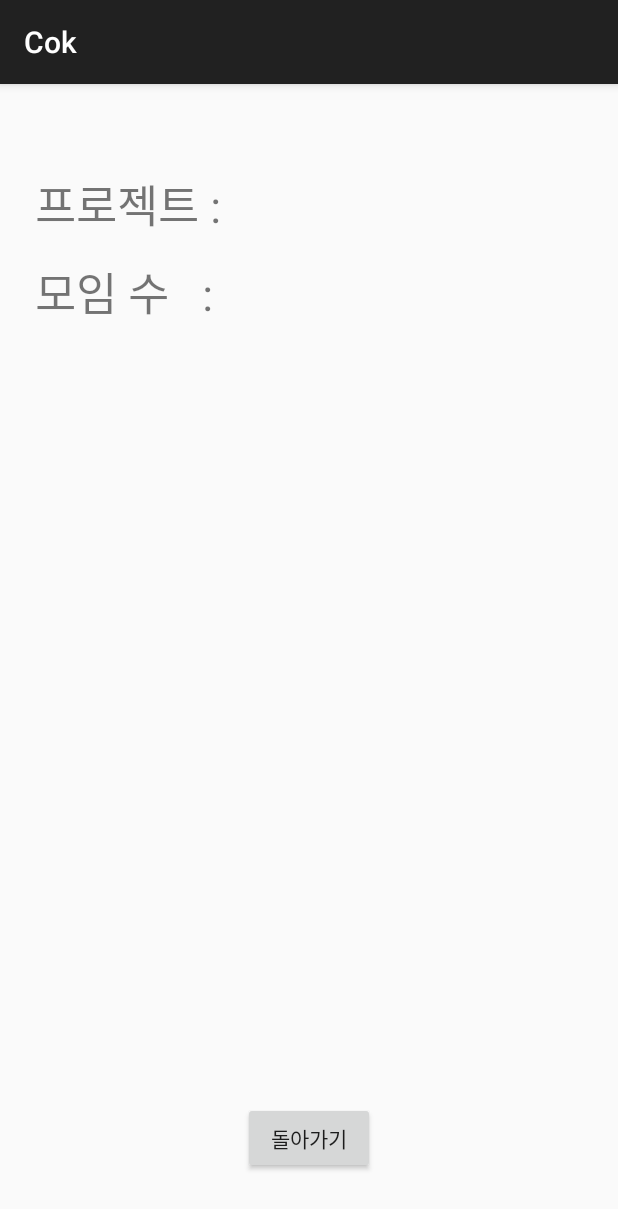
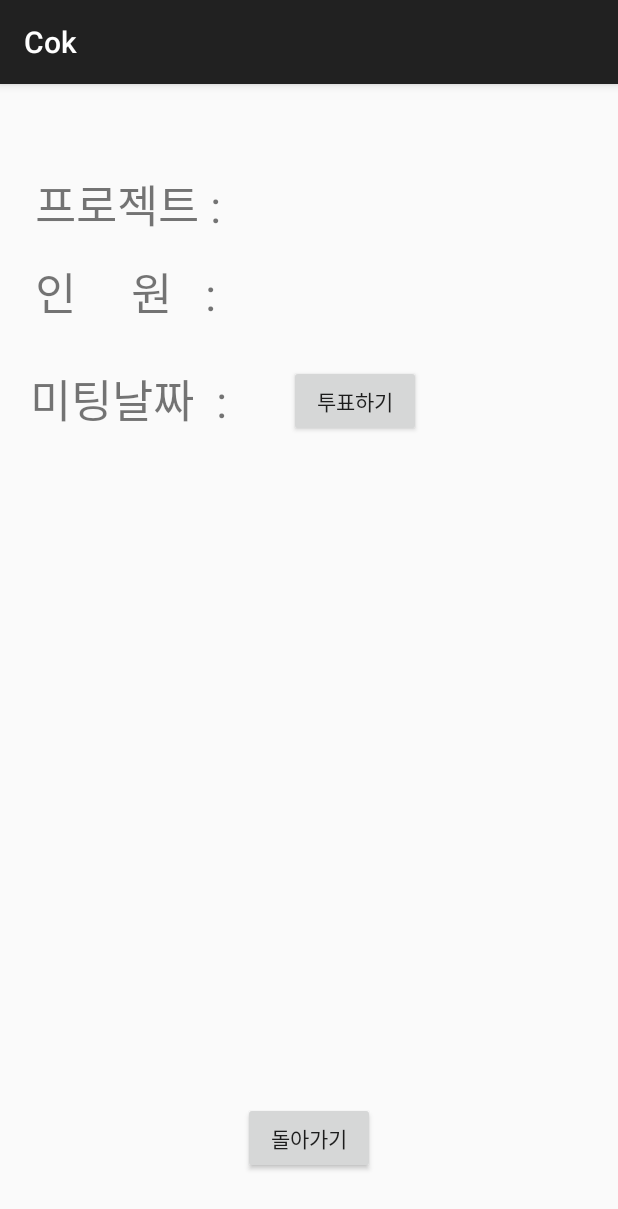
Before and after one commit to LeByHo/Mobile, an Android app: the Main3Activity screen opened directly, with no data from a screen before it, on a phone screen of 412 x 824 dp. Shown: the top 1209 px of the screen. Run offline under Robolectric (Android 15) with nearby library versions, the phone set to English and light mode, and no system bars; 2 statements that could not run were skipped.

Commit message:
17-05-30

```diff
--- a/Cok/app/src/main/AndroidManifest.xml
+++ b/Cok/app/src/main/AndroidManifest.xml
@@ -27,6 +27,7 @@
         <activity android:name=".Main2Activity"></activity>
         <activity android:name=".Main3Activity" ></activity>
         <activity android:name=".Calendar"></activity>
+        <activity android:name=".VoteActivtiy"></activity>
     </application>
 
 </manifest>
--- a/Cok/app/src/main/java/org/androidtown/cok/Main2Activity.java
+++ b/Cok/app/src/main/java/org/androidtown/cok/Main2Activity.java
@@ -53,6 +53,7 @@ public class Main2Activity extends AppCompatActivity {
                 Bundle bundle = intent.getExtras();
                 bundle.putString("title", title.getText().toString());
                 bundle.putString("number", count + "");
+
                 bundle.putString("start",s);
                 bundle.putString("finish",f);
                 intent.putExtras(bundle);
--- a/Cok/app/src/main/java/org/androidtown/cok/Main3Activity.java
+++ b/Cok/app/src/main/java/org/androidtown/cok/Main3Activity.java
@@ -8,6 +8,7 @@ import android.support.v7.app.AppCompatActivity;
 import android.view.View;
 import android.widget.Button;
 import android.widget.TextView;
+import android.widget.Toast;
 
 /**
  * Created by LEE on 2017-05-17.
@@ -16,7 +17,9 @@ import android.widget.TextView;
 public class Main3Activity extends AppCompatActivity  {
     TextView text1;
     TextView text2;
+    Button btn2;
     Button btn;
+    Bundle bundle;
     @RequiresApi(api = Build.VERSION_CODES.M)
     @Override
     protected void onCreate(Bundle savedInstanceState) {
@@ -25,12 +28,24 @@ public class Main3Activity extends AppCompatActivity  {
         text1 = (TextView)findViewById(R.id.textView5);
         text2 =(TextView)findViewById(R.id.textView6);
         btn = (Button)findViewById(R.id.btn);
+        btn2 = (Button)findViewById(R.id.btn2);
         Intent data=getIntent();
-        Bundle bundle = data.getExtras();
+        bundle = data.getExtras();
         String title=bundle.getString("NAME").toString();
         String number =bundle.getString("NUM").toString();
         text1.setText(title);
         text2.setText(number);
+        btn2.setOnClickListener(new View.OnClickListener() {
+            @Override
+            public void onClick(View v) {
+                Intent intent = new Intent(Main3Activity.this, VoteActivtiy.class);
+                Bundle bundle2 = new Bundle();
+                bundle2.putString("START",bundle.getString("Start"));
+                bundle2.putString("FINISH",bundle.getString("Finish"));
+                intent.putExtras(bundle2);
+                startActivity(intent);
+            }
+        });
         btn.setOnClickListener(new View.OnClickListener() {
             @Override
             public void onClick(View v) {
--- a/Cok/app/src/main/res/layout/activity_main2.xml
+++ b/Cok/app/src/main/res/layout/activity_main2.xml
@@ -41,7 +41,7 @@
         android:layout_alignStart="@+id/textView"
         android:layout_below="@+id/textView"
         android:layout_marginTop="40dp"
-        android:text="모임 수    :  "
+        android:text="미팅 횟수     :  "
         android:textSize="24sp" />
 
     <TextView
--- a/Cok/app/src/main/res/layout/activity_main3.xml
+++ b/Cok/app/src/main/res/layout/activity_main3.xml
@@ -2,6 +2,7 @@
 <RelativeLayout xmlns:android="http://schemas.android.com/apk/res/android"
     android:orientation="vertical" android:layout_width="match_parent"
     android:layout_height="match_parent">
+
     <TextView
         android:layout_width="wrap_content"
         android:layout_height="wrap_content"
@@ -34,7 +35,7 @@
         android:layout_alignStart="@+id/textView3"
         android:layout_below="@+id/textView3"
         android:layout_marginTop="13dp"
-        android:text="모임 수   : "
+        android:text="인     원   : "
         android:textSize="30dp" />
     <TextView
         android:id="@+id/textView6"
@@ -45,6 +46,25 @@
         android:layout_alignBottom="@+id/textView4"
         android:layout_toRightOf="@+id/textView5"
         android:layout_toEndOf="@+id/textView5" />
+    <TextView
+        android:id="@+id/textView7"
+        android:layout_width="wrap_content"
+        android:layout_height="wrap_content"
+        android:textSize="30dp"
+        android:text="미팅날짜  :"
+        android:layout_marginTop="26dp"
+        android:layout_below="@+id/textView4"
+        android:layout_alignRight="@+id/textView4"
+        android:layout_alignEnd="@+id/textView4" />
+    <Button
+        android:id="@+id/btn2"
+        android:layout_width="wrap_content"
+        android:layout_height="wrap_content"
+        android:text="투표하기"
+        android:layout_alignTop="@+id/textView7"
+        android:layout_toRightOf="@+id/textView6"
+        android:layout_toEndOf="@+id/textView6" />
+
     <Button
         android:layout_width="wrap_content"
         android:layout_height="wrap_content"
@@ -53,4 +73,5 @@
         android:layout_alignParentBottom="true"
         android:layout_centerHorizontal="true"
         android:layout_marginBottom="41dp" />
+
 </RelativeLayout>
--- a/Cok/app/src/main/res/layout/fragment_main.xml
+++ b/Cok/app/src/main/res/layout/fragment_main.xml
@@ -41,6 +41,11 @@
                 android:max="100"
                 android:layout_width="wrap_content"
                 android:layout_height="match_parent" />
+            <TextView
+                android:id="@+id/percent"
+                android:layout_width="wrap_content"
+                android:layout_height="wrap_content"
+                />
         </TableRow>
         <TableRow>
             <TextView
```
Also changed, not shown: Cok/app/src/main/java/org/androidtown/cok/MainActivity.java (+7 -3 lines), Cok/app/src/main/java/org/androidtown/cok/MainFragment.java (+15 -5 lines), Cok/app/src/main/java/org/androidtown/cok/VoteActivtiy.java (added, +47 -0 lines), Cok/app/src/main/java/org/androidtown/cok/dateFragment.java (added, +32 -0 lines), Cok/app/src/main/res/drawable/button.xml (added, +20 -0 lines), Cok/app/src/main/res/layout/fragment_date.xml (added, +11 -0 lines), Cok/app/src/main/res/layout/vote.xml (added, +23 -0 lines).
